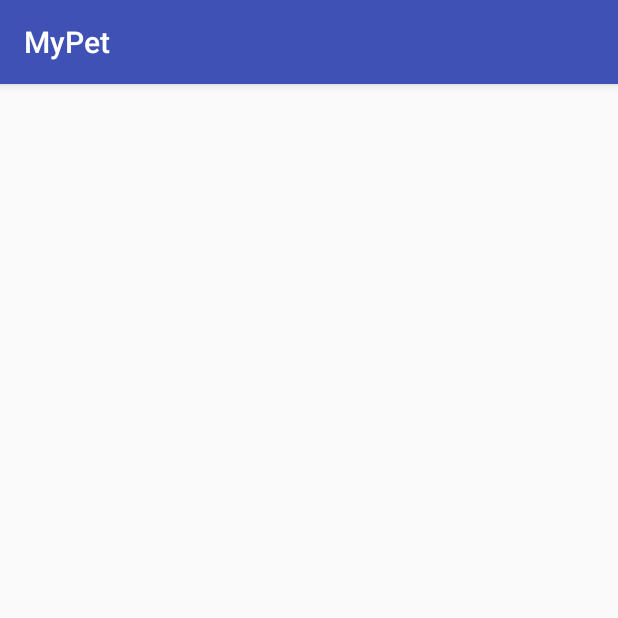
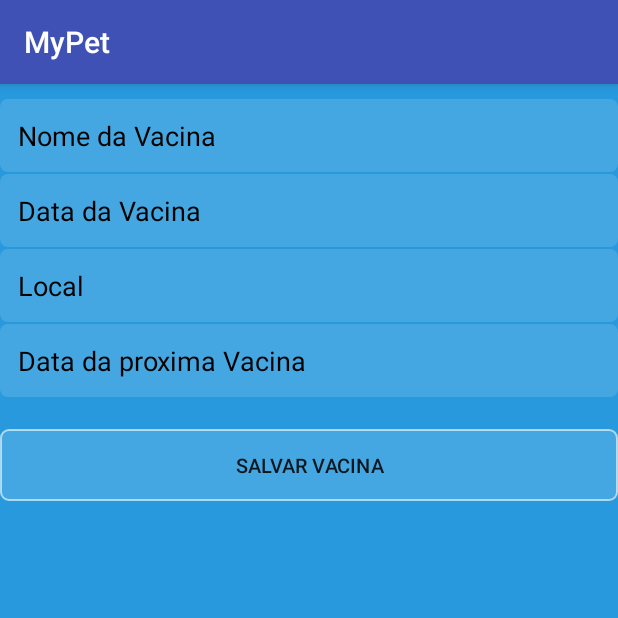
Before and after one commit to acarlos94/MyPet, an Android app: the CadastroVacina screen opened directly, with no data from a screen before it, on a phone screen of 412 x 824 dp, the top half of it. Run offline under Robolectric (Android 15) with nearby library versions, the phone set to English and light mode, and no system bars.

Commit message:
Mais um Pet1.1

```diff
--- a/app/src/main/AndroidManifest.xml
+++ b/app/src/main/AndroidManifest.xml
@@ -23,7 +23,6 @@
             android:label="@string/bem_vindo" />
         <activity android:name=".animal.gui.CadastrarAnimalActivity" />
         <activity android:name=".usuario.gui.Main2Activity" />
-        <activity android:name=".vacina.gui.CadastrarAnimalActivity" />
         <activity android:name=".vacina.gui.CadastroVacina"></activity>
     </application>
 
--- a/app/src/main/java/banzoprojects/com/pet/animal/gui/CadastrarAnimalActivity.java
+++ b/app/src/main/java/banzoprojects/com/pet/animal/gui/CadastrarAnimalActivity.java
@@ -31,6 +31,7 @@ public class CadastrarAnimalActivity extends AppCompatActivity {
         super.onCreate(savedInstanceState);
         setContentView(R.layout.activity_cadastrar_animal);
         btnSalvarAnimal = (Button)findViewById(R.id.btnSalvarAnimal);
+
         tipo = (Spinner)findViewById(R.id.spinnerTipo);
         ArrayAdapter adapterTipo = ArrayAdapter.createFromResource(this,R.array.sexo,android.R.layout.simple_spinner_item);
         tipo.setAdapter(adapterTipo);
@@ -40,9 +41,8 @@ public class CadastrarAnimalActivity extends AppCompatActivity {
         raca.setAdapter(adapteRaca);
 
         tipoAnimal = (Spinner)findViewById(R.id.spinnerTipoAnimal);
-        ArrayAdapter adapteTipoAnimal = ArrayAdapter.createFromResource(this, R.array.tipo, android.R.layout.simple_spinner_item);
+        ArrayAdapter adapteTipoAnimal = ArrayAdapter.createFromResource(this, R.array.tipoAnimal, android.R.layout.simple_spinner_item);
         tipoAnimal.setAdapter(adapteTipoAnimal);
-
 
     }
     public void onButtonClickSalvarAnimal(View v){
--- a/app/src/main/res/layout/activity_cadastro_vacina.xml
+++ b/app/src/main/res/layout/activity_cadastro_vacina.xml
@@ -1,13 +1,88 @@
 <?xml version="1.0" encoding="utf-8"?>
-<RelativeLayout xmlns:android="http://schemas.android.com/apk/res/android"
+<LinearLayout xmlns:android="http://schemas.android.com/apk/res/android"
     xmlns:tools="http://schemas.android.com/tools"
-    android:id="@+id/activity_cadastro_vacina"
+    android:id="@+id/activity_registro_animal"
     android:layout_width="match_parent"
     android:layout_height="match_parent"
-    android:paddingBottom="@dimen/activity_vertical_margin"
-    android:paddingLeft="@dimen/activity_horizontal_margin"
-    android:paddingRight="@dimen/activity_horizontal_margin"
-    android:paddingTop="@dimen/activity_vertical_margin"
-    tools:context="banzoprojects.com.pet.vacina.gui.CadastroVacina">
+    android:background="@drawable/fundo_tela"
+    android:orientation="vertical"
+    tools:context="banzoprojects.com.pet.animal.gui.CadastrarAnimalActivity"
+    android:weightSum="1">
 
-</RelativeLayout>
+
+    <EditText
+        android:layout_width="match_parent"
+        android:layout_height="wrap_content"
+        android:inputType="textPersonName"
+        android:hint="Nome da Vacina"
+        android:ems="10"
+        android:background="@drawable/fundo_caixa_texto"
+        android:padding="12dp"
+        android:textColorHint="@color/preto"
+        android:textColor="@color/preto"
+        android:id="@+id/etNomeAnimal"
+        android:layout_below="@+id/etNomeAnimal"
+        android:layout_alignParentStart="true"
+        android:layout_marginTop="10dp" />
+
+    <EditText
+        android:layout_width="match_parent"
+        android:layout_height="wrap_content"
+        android:inputType="textPersonName"
+        android:hint="Data da Vacina"
+        android:ems="10"
+        android:background="@drawable/fundo_caixa_texto"
+        android:padding="12dp"
+        android:textColorHint="@color/preto"
+        android:textColor="@color/preto"
+        android:id="@+id/etAlturaAnimal"
+        android:layout_below="@+id/etSexoAnimal"
+        android:layout_alignParentStart="true"
+        android:layout_marginTop="1dp" />
+
+
+    <EditText
+        android:layout_width="match_parent"
+        android:layout_height="wrap_content"
+        android:inputType="textPersonName"
+        android:hint="Local"
+        android:ems="10"
+        android:background="@drawable/fundo_caixa_texto"
+        android:padding="12dp"
+        android:textColorHint="@color/preto"
+        android:textColor="@color/preto"
+        android:id="@+id/etCorAnimal"
+        android:layout_below="@+id/edtPesoAnimal"
+        android:layout_alignParentStart="true"
+        android:layout_marginTop="1dp" />
+
+
+
+    <EditText
+        android:layout_width="match_parent"
+        android:layout_height="wrap_content"
+        android:inputType="textPersonName"
+        android:hint="Data da proxima Vacina"
+        android:ems="10"
+        android:background="@drawable/fundo_caixa_texto"
+        android:padding="12dp"
+        android:textColorHint="@color/preto"
+        android:textColor="@color/preto"
+        android:id="@+id/etPesoAnimal"
+        android:layout_below="@+id/etNomeAnimal"
+        android:layout_alignParentStart="true"
+        android:layout_marginTop="1dp" />
+
+
+    <Button
+        android:layout_width="match_parent"
+        android:layout_height="wrap_content"
+        android:id="@+id/btnSalvarAnimal"
+        android:text="Salvar Vacina"
+        android:background="@drawable/fundo_botao"
+        android:onClick="onButtonClickSalvarAnimal"
+        android:textSize="13sp"
+        android:layout_marginTop="21dp" />
+
+
+</LinearLayout>
```
Also changed, not shown: app/src/main/java/banzoprojects/com/pet/vacina/dao/VacinaDAO.java (+101 -101 lines), app/src/main/java/banzoprojects/com/pet/vacina/gui/CadastrarAnimalActivity.java (deleted, +0 -15 lines), app/src/main/res/layout/activity_cadastrar_animal.xml (+24 -8 lines), app/src/main/res/values/strings.xml (+94 -5 lines).
